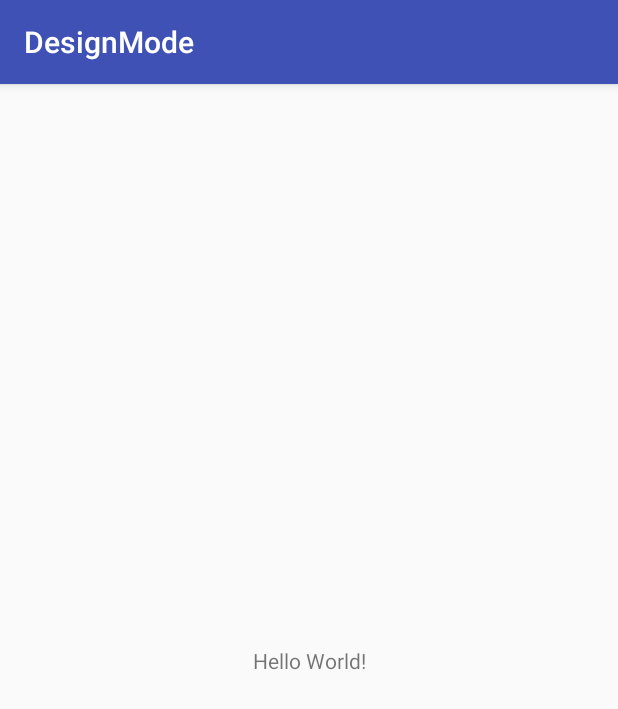
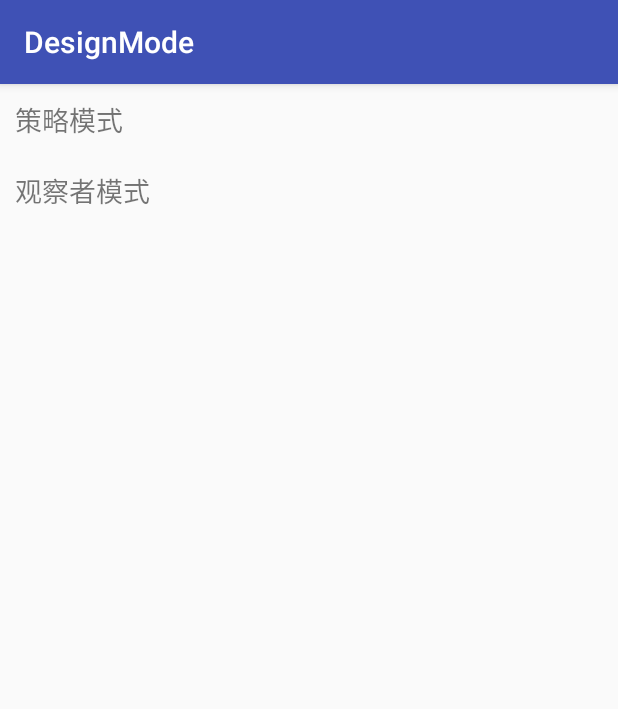
Before and after one commit to DrownCoder/DesignMode, an Android app: the screen it shows after launch (StrategyActivity before the commit, MainActivity after it), on a phone screen of 412 x 824 dp. Shown: the top 709 px of the screen. Run offline under Robolectric (Android 15) with nearby library versions, the phone set to English and light mode, and no system bars.

Commit message:
观察者模式，自定义和java原生两种实现方式，push和pull

```diff
--- a/app/build.gradle
+++ b/app/build.gradle
@@ -20,11 +20,12 @@ android {
 }
 
 dependencies {
-    compile fileTree(dir: 'libs', include: ['*.jar'])
+    compile fileTree(include: ['*.jar'], dir: 'libs')
     androidTestCompile('com.android.support.test.espresso:espresso-core:2.2.2', {
         exclude group: 'com.android.support', module: 'support-annotations'
     })
     compile 'com.android.support:appcompat-v7:26.+'
     compile 'com.android.support.constraint:constraint-layout:1.0.2'
     testCompile 'junit:junit:4.12'
+    compile 'com.android.support:recyclerview-v7:26.0.0-alpha1'
 }
--- /dev/null
+++ b/app/src/main/java/com/example/xuan/designmode/MainActivity.java
@@ -0,0 +1,81 @@
+package com.example.xuan.designmode;
+
+import android.content.Context;
+import android.content.Intent;
+import android.os.Bundle;
+import android.support.v7.app.AppCompatActivity;
+import android.support.v7.widget.LinearLayoutManager;
+import android.support.v7.widget.RecyclerView;
+import android.view.LayoutInflater;
+import android.view.View;
+import android.view.ViewGroup;
+import android.widget.TextView;
+
+public class MainActivity extends AppCompatActivity {
+    public static final String[] NAMS = new String[]{
+            "策略模式","观察者模式"
+    };
+    public static final String[] ACTIONS = new String[]{
+            "com.action.strategy","com.action.observer"
+    };
+
+    private RecyclerView mRecyclerView;
+
+    @Override
+    protected void onCreate(Bundle savedInstanceState) {
+        super.onCreate(savedInstanceState);
+        setContentView(R.layout.activity_main);
+        mRecyclerView = (RecyclerView) findViewById(R.id.list);
+        mRecyclerView.setLayoutManager(new LinearLayoutManager(this));
+        mRecyclerView.setAdapter(new MAdapter(this,NAMS,ACTIONS));
+    }
+
+    class MAdapter extends RecyclerView.Adapter<MAdapter.ViewHolder> {
+        private Context mContext;
+        private String[] mNames;
+        private String[] mActions;
+
+        public MAdapter(Context context, String[] names, String[] actions) {
+            this.mContext = context;
+            this.mNames = names;
+            this.mActions = actions;
+        }
+
+        @Override
+        public MAdapter.ViewHolder onCreateViewHolder(ViewGroup parent, int viewType) {
+            return new ViewHolder(LayoutInflater.from(mContext)
+                    .inflate(R.layout.item_design, parent, false));
+        }
+
+        @Override
+        public void onBindViewHolder(MAdapter.ViewHolder holder, int position) {
+            holder.mTvName.setText(mNames[position]);
+            holder.mTvName.setTag(mActions[position]);
+            holder.mTvName.setOnClickListener(onClickListener);
+        }
+
+        View.OnClickListener onClickListener = new View.OnClickListener() {
+            @Override
+            public void onClick(View view) {
+                Intent intent = new Intent();
+                intent.setAction(view.getTag().toString());
+                startActivity(intent);
+            }
+        };
+
+        @Override
+        public int getItemCount() {
+            return mNames.length;
+        }
+
+        class ViewHolder extends RecyclerView.ViewHolder {
+            TextView mTvName;
+
+            public ViewHolder(View itemView) {
+                super(itemView);
+                mTvName = itemView.findViewById(R.id.tv_name);
+            }
+        }
+
+    }
+}
--- a/app/src/main/java/com/example/xuan/designmode/strategy/StrategyActivity.java
+++ b/app/src/main/java/com/example/xuan/designmode/strategy/StrategyActivity.java
@@ -19,7 +19,7 @@ public class StrategyActivity extends AppCompatActivity {
     @Override
     protected void onCreate(Bundle savedInstanceState) {
         super.onCreate(savedInstanceState);
-        setContentView(R.layout.activity_main);
+        setContentView(R.layout.strategy_main);
         TopDuck topDuck = new TopDuck();
         test(topDuck,new RocketFly(),new BigQuack());
 
--- a/app/src/main/res/layout/activity_main.xml
+++ b/app/src/main/res/layout/activity_main.xml
@@ -1,18 +1,13 @@
 <?xml version="1.0" encoding="utf-8"?>
-<android.support.constraint.ConstraintLayout xmlns:android="http://schemas.android.com/apk/res/android"
+<LinearLayout xmlns:android="http://schemas.android.com/apk/res/android"
     xmlns:app="http://schemas.android.com/apk/res-auto"
     xmlns:tools="http://schemas.android.com/tools"
     android:layout_width="match_parent"
     android:layout_height="match_parent"
-    tools:context="com.example.xuan.designmode.strategy.StrategyActivity">
-
-    <TextView
-        android:layout_width="wrap_content"
-        android:layout_height="wrap_content"
-        android:text="Hello World!"
-        app:layout_constraintBottom_toBottomOf="parent"
-        app:layout_constraintLeft_toLeftOf="parent"
-        app:layout_constraintRight_toRightOf="parent"
-        app:layout_constraintTop_toTopOf="parent" />
-
-</android.support.constraint.ConstraintLayout>
+    android:orientation="vertical"
+    >
+    <android.support.v7.widget.RecyclerView
+        android:id="@+id/list"
+        android:layout_width="match_parent"
+        android:layout_height="match_parent"/>
+</LinearLayout>
--- /dev/null
+++ b/app/src/main/res/layout/item_design.xml
@@ -0,0 +1,12 @@
+<?xml version="1.0" encoding="utf-8"?>
+<RelativeLayout xmlns:android="http://schemas.android.com/apk/res/android"
+    android:orientation="vertical" android:layout_width="match_parent"
+    android:layout_height="wrap_content">
+    <TextView
+        android:id="@+id/tv_name"
+        android:layout_width="wrap_content"
+        android:layout_height="wrap_content"
+        android:layout_margin="10dp"
+        android:textSize="18sp"
+        />
+</RelativeLayout>
```
Also changed, not shown: app/src/main/AndroidManifest.xml (+13 -1 lines), app/src/main/java/com/example/xuan/designmode/observer/ObserverActivity.java (added, +38 -0 lines), app/src/main/java/com/example/xuan/designmode/observer/observable/IObserable.java (added, +20 -0 lines), app/src/main/java/com/example/xuan/designmode/observer/observable/Observable.java (added, +50 -0 lines), app/src/main/java/com/example/xuan/designmode/observer/observable/ObservableJava.java (added, +23 -0 lines), app/src/main/java/com/example/xuan/designmode/observer/observer/IObserver.java (added, +12 -0 lines), app/src/main/java/com/example/xuan/designmode/observer/observer/ObserverA.java (added, +25 -0 lines), app/src/main/java/com/example/xuan/designmode/observer/observer/ObserverB.java (added, +24 -0 lines), app/src/main/java/com/example/xuan/designmode/observer/observer/ObserverJavaA.java (added, +33 -0 lines), app/src/main/java/com/example/xuan/designmode/observer/observer/ObserverJavaB.java (added, +32 -0 lines), app/src/main/res/layout/activity_observer.xml (added, +9 -0 lines), app/src/main/res/layout/strategy_main.xml (added, +18 -0 lines).
